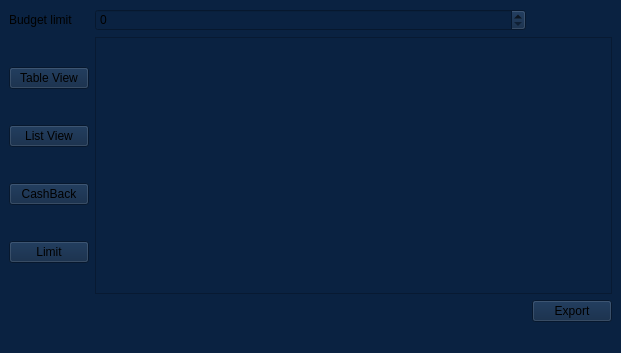
The window that mainwindow.ui (crazyrinchik/cpp_qt_project) describes before a commit, drawn with Qt 5.
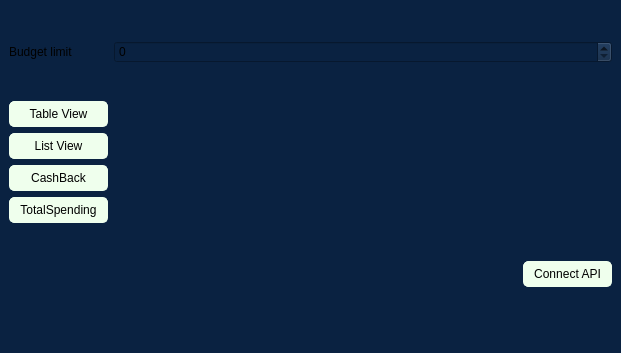
The same window after the commit.

The edit to the form file:
```diff
--- a/mainwindow.ui
+++ b/mainwindow.ui
@@ -18,13 +18,28 @@
   </property>
   <widget class="QWidget" name="centralwidget">
    <layout class="QGridLayout" name="gridLayout">
-    <item row="1" column="1" colspan="2">
-     <widget class="QGraphicsView" name="graphicsView"/>
-    </item>
     <item row="1" column="0">
      <layout class="QVBoxLayout" name="verticalLayout">
       <item>
        <widget class="QPushButton" name="TableViewButton">
+        <property name="styleSheet">
+         <string notr="true">QPushButton {
+    background-color: rgb(239, 255, 237);
+    color: black;
+    border: 1px solid rgb(239, 255, 237);
+    padding: 5px 10px;
+    border-radius: 5px;
+}
+
+QPushButton:hover {
+    background-color: rgb(183, 185, 185);
+}
+
+QPushButton:pressed {
+    background-color: rgb(126, 128, 128);
+}
+</string>
+        </property>
         <property name="text">
          <string>Table View</string>
         </property>
@@ -32,6 +47,23 @@
       </item>
       <item>
        <widget class="QPushButton" name="ListViewButton">
+        <property name="styleSheet">
+         <string notr="true">QPushButton {
+    background-color: rgb(239, 255, 237);
+    color: black;
+    border: 1px solid rgb(239, 255, 237);
+    padding: 5px 10px;
+    border-radius: 5px;
+}
+
+QPushButton:hover {
+    background-color: rgb(183, 185, 185);
+}
+
+QPushButton:pressed {
+    background-color: rgb(126, 128, 128);
+}</string>
+        </property>
         <property name="text">
          <string>List View</string>
         </property>
@@ -39,6 +71,23 @@
       </item>
       <item>
        <widget class="QPushButton" name="CashBackButton">
+        <property name="styleSheet">
+         <string notr="true">QPushButton {
+    background-color: rgb(239, 255, 237);
+    color: black;
+    border: 1px solid rgb(239, 255, 237);
+    padding: 5px 10px;
+    border-radius: 5px;
+}
+
+QPushButton:hover {
+    background-color: rgb(183, 185, 185);
+}
+
+QPushButton:pressed {
+    background-color: rgb(126, 128, 128);
+}</string>
+        </property>
         <property name="text">
          <string>CashBack</string>
         </property>
@@ -46,17 +95,51 @@
       </item>
       <item>
        <widget class="QPushButton" name="LimitButton">
+        <property name="styleSheet">
+         <string notr="true">QPushButton {
+    background-color: rgb(239, 255, 237);
+    color: black;
+    border: 1px solid rgb(239, 255, 237);
+    padding: 5px 10px;
+    border-radius: 5px;
+}
+
+QPushButton:hover {
+    background-color: rgb(183, 185, 185);
+}
+
+QPushButton:pressed {
+    background-color: rgb(126, 128, 128);
+}</string>
+        </property>
         <property name="text">
-         <string>Limit</string>
+         <string>TotalSpending</string>
         </property>
        </widget>
       </item>
      </layout>
     </item>
     <item row="2" column="2">
-     <widget class="QPushButton" name="ExportButton">
+     <widget class="QPushButton" name="ApiButton">
+      <property name="styleSheet">
+       <string notr="true">QPushButton {
+    background-color: rgb(239, 255, 237);
+    color: black;
+    border: 1px solid rgb(239, 255, 237);
+    padding: 5px 10px;
+    border-radius: 5px;
+}
+
+QPushButton:hover {
+    background-color: rgb(183, 185, 185);
+}
+
+QPushButton:pressed {
+    background-color: rgb(126, 128, 128);
+}</string>
+      </property>
       <property name="text">
-       <string>Export</string>
+       <string>Connect API</string>
       </property>
      </widget>
     </item>
@@ -73,9 +156,6 @@
       </property>
      </spacer>
     </item>
-    <item row="0" column="1">
-     <widget class="QSpinBox" name="budgetSpinBox"/>
-    </item>
     <item row="0" column="0">
      <widget class="QLabel" name="label">
       <property name="text">
@@ -83,6 +163,16 @@
       </property>
      </widget>
     </item>
+    <item row="1" column="1" colspan="2">
+     <widget class="QWidget" name="chartWidget" native="true"/>
+    </item>
+    <item row="0" column="1" colspan="2">
+     <widget class="QSpinBox" name="budgetSpinBox">
+      <property name="maximum">
+       <number>1000000000</number>
+      </property>
+     </widget>
+    </item>
    </layout>
   </widget>
   <widget class="QStatusBar" name="statusbar"/>
```
Left out of the diff: 1 changed line with no effect on the pictures.
